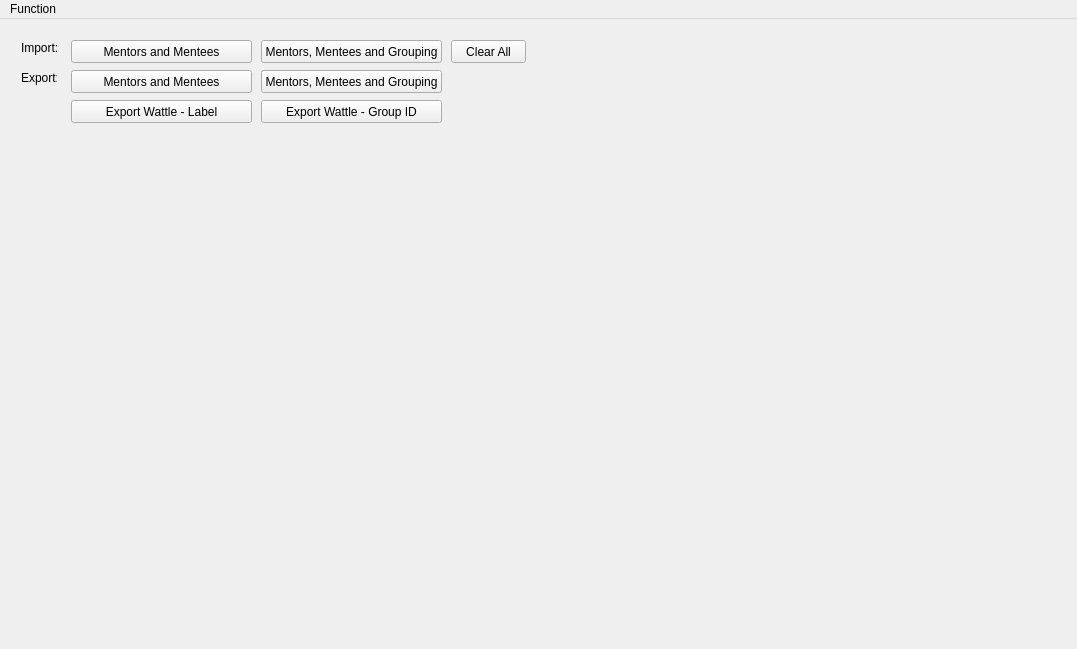
Old version of the form Menters-and-Mentees-Matching-Program/mainwindow.ui in the repository shuanglengyunji/Menters-and-Mentees-Matching-Program.
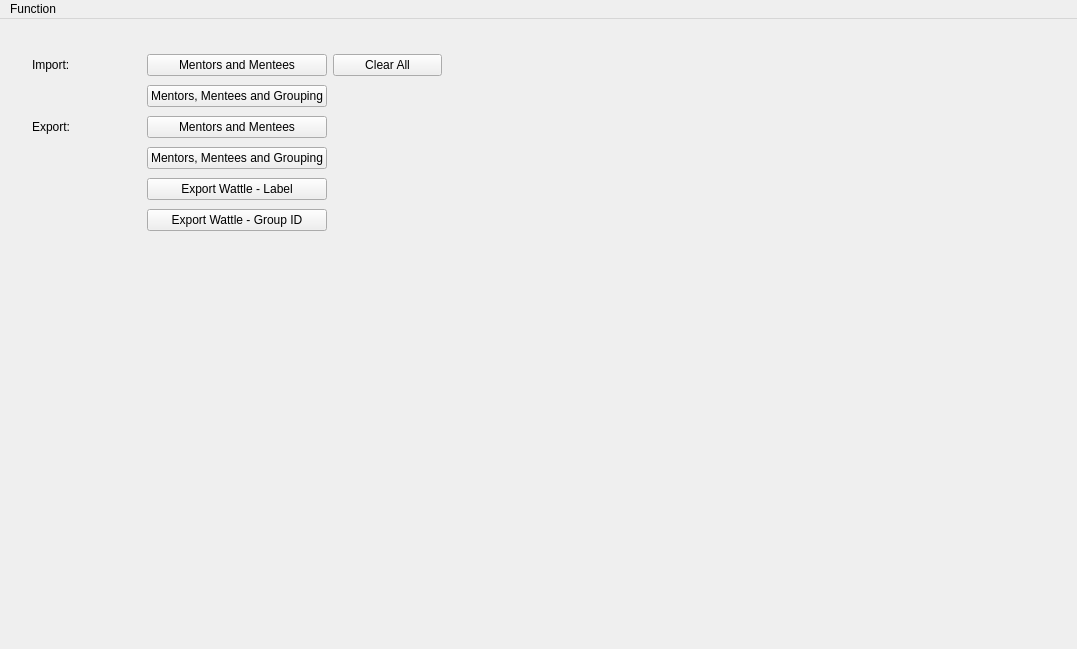
New version of the form. Icons and pictures are not drawn.

Commit message: 1. Fix UI format bug 2. Fix import training complete bug

What changed in the file:
```diff
--- a/Menters-and-Mentees-Matching-Program/mainwindow.ui
+++ b/Menters-and-Mentees-Matching-Program/mainwindow.ui
@@ -42,123 +42,87 @@
          <number>0</number>
         </property>
         <widget class="QWidget" name="page_manage">
-         <widget class="QPushButton" name="pushButton_manage_import">
-          <property name="geometry">
-           <rect>
-            <x>60</x>
-            <y>10</y>
-            <width>181</width>
-            <height>23</height>
-           </rect>
-          </property>
-          <property name="text">
-           <string>Mentors and Mentees</string>
-          </property>
-         </widget>
-         <widget class="QLabel" name="label_2">
+         <widget class="QWidget" name="gridLayoutWidget">
           <property name="geometry">
            <rect>
             <x>10</x>
-            <y>40</y>
-            <width>36</width>
-            <height>16</height>
+            <y>10</y>
+            <width>432</width>
+            <height>205</height>
            </rect>
           </property>
-          <property name="text">
-           <string>Export:</string>
-          </property>
-         </widget>
-         <widget class="QPushButton" name="pushButton_manage_export">
-          <property name="geometry">
-           <rect>
-            <x>60</x>
-            <y>40</y>
-            <width>181</width>
-            <height>23</height>
-           </rect>
-          </property>
-          <property name="text">
-           <string>Mentors and Mentees</string>
-          </property>
-         </widget>
-         <widget class="QPushButton" name="pushButton_manage_export_match">
-          <property name="geometry">
-           <rect>
-            <x>250</x>
-            <y>40</y>
-            <width>181</width>
-            <height>23</height>
-           </rect>
-          </property>
+          <layout class="QGridLayout" name="gridLayout_7">
+           <item row="1" column="1">
+            <widget class="QPushButton" name="pushButton_manage_import_match">
           <property name="text">
            <string>Mentors, Mentees and Grouping</string>
           </property>
          </widget>
+           </item>
+           <item row="4" column="1">
          <widget class="QPushButton" name="pushButton_manage_export_wattle">
-          <property name="geometry">
-           <rect>
-            <x>60</x>
-            <y>70</y>
-            <width>181</width>
-            <height>23</height>
-           </rect>
-          </property>
           <property name="text">
            <string>Export Wattle - Label</string>
           </property>
          </widget>
-         <widget class="QLabel" name="label">
-          <property name="geometry">
-           <rect>
-            <x>10</x>
-            <y>10</y>
-            <width>36</width>
-            <height>16</height>
-           </rect>
+           </item>
+           <item row="0" column="1">
+            <widget class="QPushButton" name="pushButton_manage_import">
+             <property name="font">
+              <font>
+               <weight>50</weight>
+               <bold>false</bold>
+              </font>
           </property>
           <property name="text">
-           <string>Import:</string>
-          </property>
-         </widget>
-         <widget class="QPushButton" name="pushButton_manage_import_match">
-          <property name="geometry">
-           <rect>
-            <x>250</x>
-            <y>10</y>
-            <width>181</width>
-            <height>23</height>
-           </rect>
-          </property>
+              <string>Mentors and Mentees</string>
+             </property>
+            </widget>
+           </item>
+           <item row="3" column="1">
+            <widget class="QPushButton" name="pushButton_manage_export_match">
           <property name="text">
            <string>Mentors, Mentees and Grouping</string>
           </property>
          </widget>
-         <widget class="QPushButton" name="pushButton_manage_clear">
-          <property name="geometry">
-           <rect>
-            <x>440</x>
-            <y>10</y>
-            <width>75</width>
-            <height>23</height>
-           </rect>
-          </property>
-          <property name="text">
-           <string>Clear All</string>
-          </property>
-         </widget>
+           </item>
+           <item row="5" column="1">
          <widget class="QPushButton" name="pushButton_manage_export_wattle_2">
-          <property name="geometry">
-           <rect>
-            <x>250</x>
-            <y>70</y>
-            <width>181</width>
-            <height>23</height>
-           </rect>
-          </property>
           <property name="text">
            <string>Export Wattle - Group ID</string>
           </property>
          </widget>
+           </item>
+           <item row="0" column="3">
+            <widget class="QPushButton" name="pushButton_manage_clear">
+             <property name="text">
+              <string>Clear All</string>
+             </property>
+            </widget>
+           </item>
+           <item row="2" column="1">
+            <widget class="QPushButton" name="pushButton_manage_export">
+             <property name="text">
+              <string>Mentors and Mentees</string>
+             </property>
+            </widget>
+           </item>
+           <item row="0" column="0">
+            <widget class="QLabel" name="label">
+             <property name="text">
+              <string>Import:</string>
+             </property>
+            </widget>
+           </item>
+           <item row="2" column="0">
+            <widget class="QLabel" name="label_2">
+             <property name="text">
+              <string>Export:</string>
+             </property>
+            </widget>
+           </item>
+          </layout>
+         </widget>
         </widget>
         <widget class="QWidget" name="page_mentors">
          <layout class="QGridLayout" name="gridLayout_3">
```
Left out of the diff: 2 changed lines with no effect on the pictures. Lines whose indentation alone changed are shown as unchanged. The commit also changes 1 other file.
